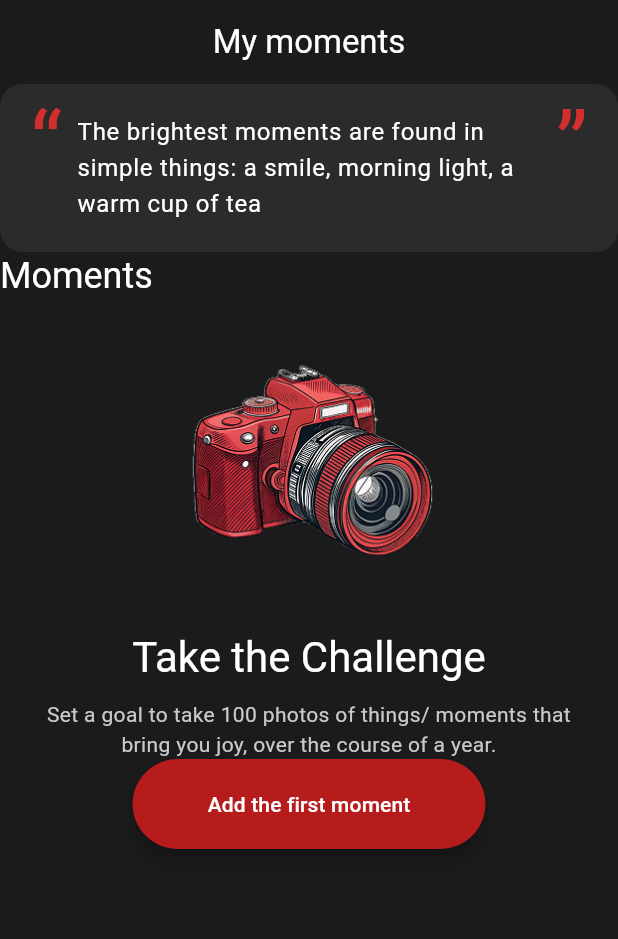
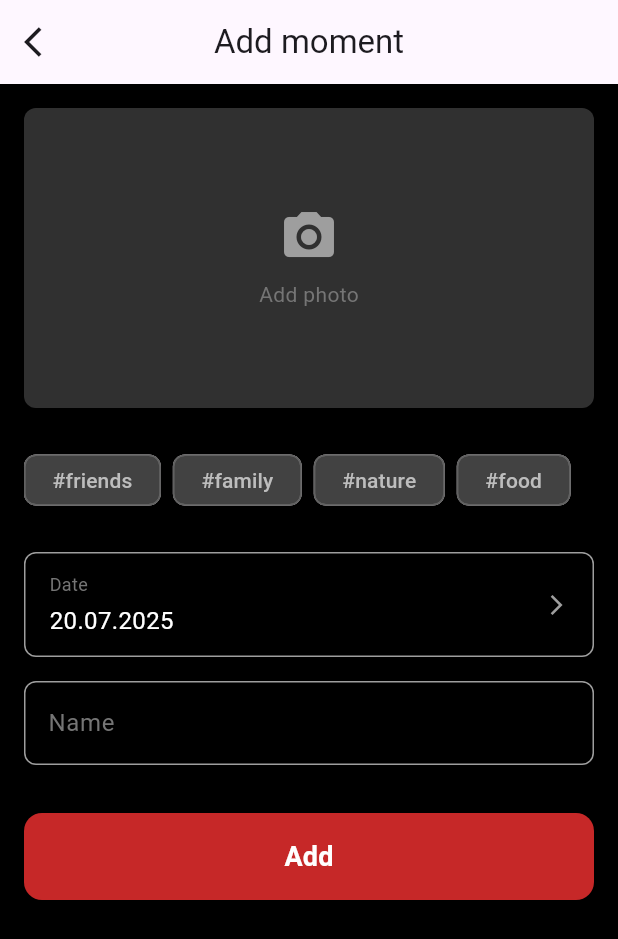
Before and after one commit to AyzadaB/happy_app, a Flutter app: the screen it shows after launch, after a tap on "Add the first moment", on a phone screen of 412 x 824 dp. Shown: the top 939 px of the screen. Run offline on Flutter 3.47's test engine with Material 3 defaults, Android fonts, the phone set to English and light mode, and no system bars; our stand-ins replace flutter_svg.

Commit message:
first commit

```diff
--- /dev/null
+++ b/lib/core/features/moments/pages/add_moment.dart
@@ -0,0 +1,194 @@
+import 'package:flutter/material.dart';
+
+class AddMomentPage extends StatefulWidget {
+  const AddMomentPage({super.key});
+
+  @override
+  State<AddMomentPage> createState() => _AddMomentPageState();
+}
+
+class _AddMomentPageState extends State<AddMomentPage> {
+  final TextEditingController _nameController = TextEditingController();
+  DateTime _selectedDate = DateTime.now(); // Баштапкы датаны учурдагы датага коёбуз
+
+  @override
+  void dispose() {
+    _nameController.dispose();
+    super.dispose();
+  }
+
+  Future<void> _selectDate(BuildContext context) async {
+    final DateTime? picked = await showDatePicker(
+      context: context,
+      initialDate: _selectedDate,
+      firstDate: DateTime(2000),
+      lastDate: DateTime(2101),
+    );
+    if (picked != null && picked != _selectedDate) {
+      setState(() {
+        _selectedDate = picked;
+      });
+    }
+  }
+
+  @override
+  Widget build(BuildContext context) {
+    return Scaffold(
+      appBar: AppBar(
+        leading: IconButton(
+          icon: const Icon(Icons.arrow_back_ios),
+          onPressed: () {
+            Navigator.of(context).pop();
+          },
+        ),
+        title: const Text('Add moment'),
+        centerTitle: true,
+      ),
+      body: Padding(
+        padding: const EdgeInsets.all(16.0),
+        child: Column(
+          crossAxisAlignment: CrossAxisAlignment.stretch,
+          children: [
+            // Сүрөт кошуу аянты
+            Container(
+              height: 200, // Сүрөттүн бийиктигин белгилейбиз
+              decoration: BoxDecoration(
+                color: Colors.grey[850], // Сүрөт үчүн фон түсү
+                borderRadius: BorderRadius.circular(8.0),
+              ),
+              child: Column(
+                mainAxisAlignment: MainAxisAlignment.center,
+                children: [
+                  const Icon(
+                    Icons.camera_alt,
+                    size: 40,
+                    color: Colors.grey,
+                  ),
+                  const SizedBox(height: 8.0),
+                  Text(
+                    'Add photo',
+                    style: TextStyle(color: Colors.grey[600]),
+                  ),
+                ],
+              ),
+            ),
+            const SizedBox(height: 24.0),
+
+            // Хэштегдер
+            Wrap(
+              spacing: 8.0, // Горизонталдуу аралык
+              runSpacing: 8.0, // Вертикалдык аралык
+              children: [
+                _buildHashtagChip('#friends'),
+                _buildHashtagChip('#family'),
+                _buildHashtagChip('#nature'),
+                _buildHashtagChip('#food'),
+                // Кошумча хэштегдерди бул жерге кошо аласыз
+              ],
+            ),
+            const SizedBox(height: 24.0),
+
+            // Дата тандоо аянты
+            GestureDetector(
+              onTap: () => _selectDate(context),
+              child: Container(
+                padding: const EdgeInsets.symmetric(vertical: 12.0, horizontal: 16.0),
+                decoration: BoxDecoration(
+                  border: Border.all(color: Colors.grey),
+                  borderRadius: BorderRadius.circular(8.0),
+                ),
+                child: Row(
+                  mainAxisAlignment: MainAxisAlignment.spaceBetween,
+                  children: [
+                    Column(
+                      crossAxisAlignment: CrossAxisAlignment.start,
+                      children: [
+                        Text(
+                          'Date',
+                          style: TextStyle(color: Colors.grey[600], fontSize: 12.0),
+                        ),
+                        const SizedBox(height: 4.0),
+                        Text(
+                          '${_selectedDate.day.toString().padLeft(2, '0')}.${_selectedDate.month.toString().padLeft(2, '0')}.${_selectedDate.year}',
+                          style: const TextStyle(fontSize: 16.0, color: Colors.white),
+                        ),
+                      ],
+                    ),
+                    const Icon(Icons.arrow_forward_ios, color: Colors.grey, size: 16.0),
+                  ],
+                ),
+              ),
+            ),
+            const SizedBox(height: 16.0),
+
+            // Аталыш киргизүү аянты
+            TextField(
+              controller: _nameController,
+              decoration: InputDecoration(
+                labelText: 'Name',
+                hintText: 'Enter a brief description of the moment',
+                labelStyle: TextStyle(color: Colors.grey[600]),
+                hintStyle: TextStyle(color: Colors.grey[600]),
+                border: OutlineInputBorder(
+                  borderRadius: BorderRadius.circular(8.0),
+                  borderSide: BorderSide(color: Colors.grey),
+                ),
+                enabledBorder: OutlineInputBorder(
+                  borderRadius: BorderRadius.circular(8.0),
+                  borderSide: BorderSide(color: Colors.grey),
+                ),
+                focusedBorder: OutlineInputBorder(
+                  borderRadius: BorderRadius.circular(8.0),
+                  borderSide: BorderSide(color: Theme.of(context).primaryColor), // Фокусталганда түсүн өзгөртөбүз
+                ),
+              ),
+              style: const TextStyle(color: Colors.white), // Киргизилген тексттин түсү
+            ),
+            const SizedBox(height: 32.0),
+
+            // "Add" баскычы
+            ElevatedButton(
+              onPressed: () {
+                // "Add" баскычы басылганда эмне кылуу керектигин бул жерге жазыңыз
+                // Мисалы: _nameController.text, _selectedDate маанилерин колдонуу
+                print('Moment Name: ${_nameController.text}');
+                print('Moment Date: ${_selectedDate}');
+                ScaffoldMessenger.of(context).showSnackBar(
+                  const SnackBar(content: Text('Moment кошулду (симуляция)')),
+                );
+              },
+              style: ElevatedButton.styleFrom(
+                backgroundColor: Colors.red[800], // Баскычтын фон түсү
+                foregroundColor: Colors.white, // Тексттин түсү
+                padding: const EdgeInsets.symmetric(vertical: 16.0),
+                shape: RoundedRectangleBorder(
+                  borderRadius: BorderRadius.circular(12.0),
+                ),
+              ),
+              child: const Text(
+                'Add',
+                style: TextStyle(fontSize: 18.0, fontWeight: FontWeight.bold),
+              ),
+            ),
+          ],
+        ),
+      ),
+      backgroundColor: Colors.black, // Жалпы фон түсү
+    );
+  }
+
+  Widget _buildHashtagChip(String tag) {
+    return Chip(
+      label: Text(
+        tag,
+        style: TextStyle(color: Colors.grey[400]),
+      ),
+      backgroundColor: Colors.grey[800],
+      shape: RoundedRectangleBorder(
+        borderRadius: BorderRadius.circular(8.0),
+        side: BorderSide(color: Colors.grey[700]!),
+      ),
+      padding: const EdgeInsets.symmetric(horizontal: 10.0, vertical: 6.0),
+    );
+  }
+}
--- a/lib/core/features/moments/pages/main_page.dart
+++ b/lib/core/features/moments/pages/main_page.dart
@@ -1,4 +1,5 @@
 import 'package:flutter/material.dart';
+import 'package:happy_app/core/features/moments/pages/add_moment.dart';
 
 class MainPage extends StatefulWidget {
   const MainPage({Key? key}) : super(key: key);
@@ -87,8 +88,7 @@ class _MainPageState extends State<MainPage> {
             Center(
               child: ElevatedButton(
                 onPressed: () {
-                  // Handle button press
-                  print('Add the first moment button pressed!');
+                 Navigator.push(context, MaterialPageRoute(builder: (context) => const AddMomentPage()));
                 },
                 style: ElevatedButton.styleFrom(
                   backgroundColor: const Color(0xFFB71C1C), // Deep red color
--- /dev/null
+++ b/lib/core/theme/theme.dart
@@ -0,0 +1,35 @@
+import 'dart:ui';
+
+import 'package:flutter/material.dart';
+
+class ThemeConstants{
+
+  static ThemeData theme = ThemeData(
+        brightness: Brightness.dark, // Караңгы теманы колдонуу
+        primarySwatch: Colors.red,
+        scaffoldBackgroundColor: Colors.black, // Жалпы фон түсү
+        appBarTheme: const AppBarTheme(
+          backgroundColor: Colors.black,
+          elevation: 0,
+          titleTextStyle: TextStyle(color: Colors.white, fontSize: 20),
+          iconTheme: IconThemeData(color: Colors.white),
+        ),
+        inputDecorationTheme: InputDecorationTheme(
+          floatingLabelBehavior: FloatingLabelBehavior.auto,
+          border: OutlineInputBorder(
+            borderRadius: BorderRadius.circular(8.0),
+            borderSide: const BorderSide(color: Colors.grey),
+          ),
+          enabledBorder: OutlineInputBorder(
+            borderRadius: BorderRadius.circular(8.0),
+            borderSide: const BorderSide(color: Colors.grey),
+          ),
+          focusedBorder: OutlineInputBorder(
+            borderRadius: BorderRadius.circular(8.0),
+            borderSide: BorderSide(color: Colors.red[800]!),
+          ),
+          labelStyle: TextStyle(color: Colors.grey[600]),
+          hintStyle: TextStyle(color: Colors.grey[600]),
+        ),
+      );
+}
```
Also changed, not shown: pubspec.yaml (+1 -34 lines), pubspec.lock, 4 other files.
